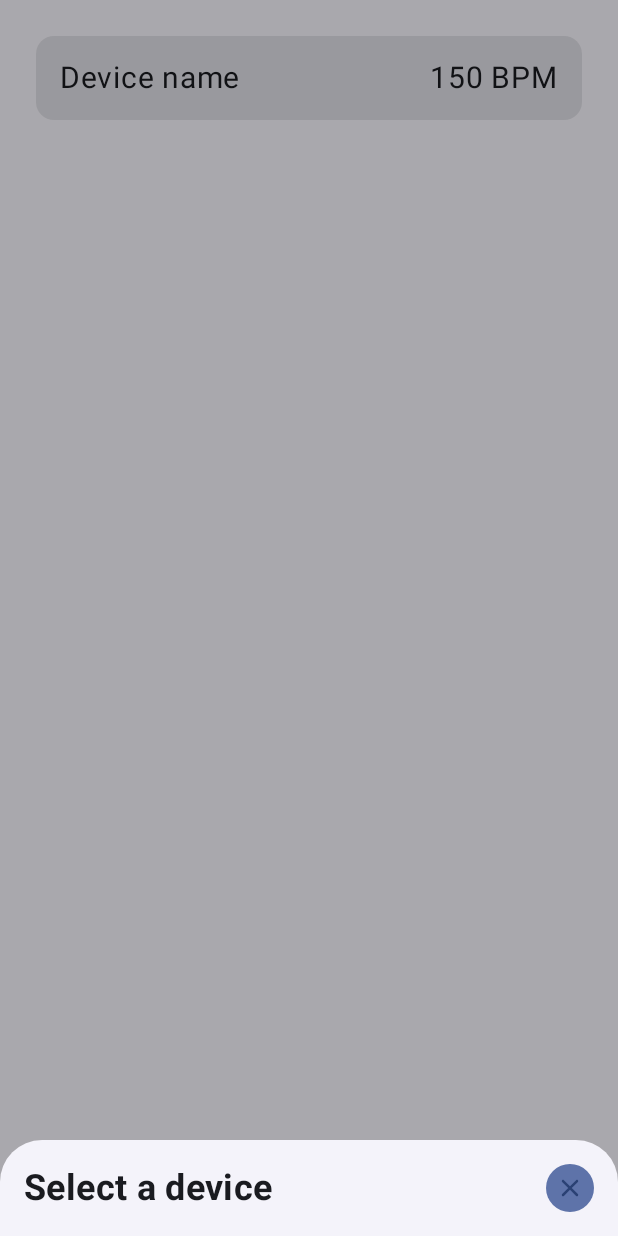
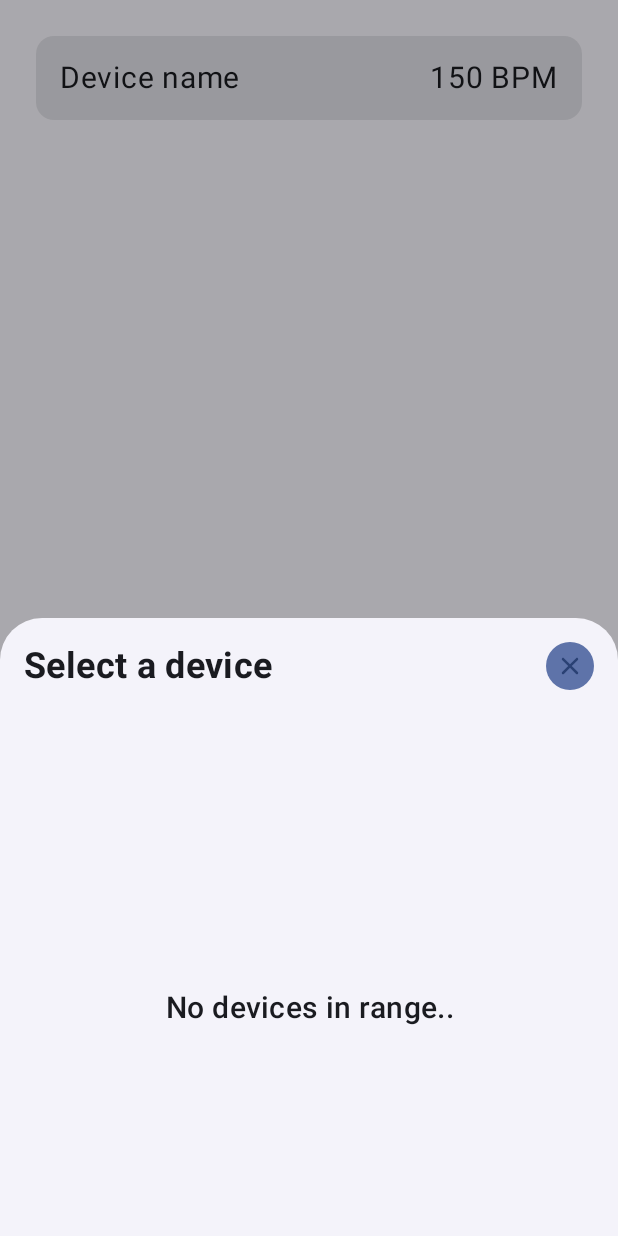
Before and after one commit to DragosStahie/heart_rate_monitor, an Android app built with Jetpack Compose: the screen it shows after launch (MainActivity), after a tap on "Device name", on a phone screen of 412 x 824 dp. Run offline under Robolectric (Android 15) with nearby library versions, the phone set to English and light mode, and no system bars; our stand-ins replace Room's generated code.

Commit message:
Made bottom sheet size consistent & confirmed search for devices works

```diff
--- a/app/src/main/java/com/dragosstahie/heartratemonitor/ui/screens/HomeScreen.kt
+++ b/app/src/main/java/com/dragosstahie/heartratemonitor/ui/screens/HomeScreen.kt
@@ -13,14 +13,12 @@ import androidx.compose.foundation.layout.Arrangement
 import androidx.compose.foundation.layout.Box
 import androidx.compose.foundation.layout.Column
 import androidx.compose.foundation.layout.Row
-import androidx.compose.foundation.layout.WindowInsets
+import androidx.compose.foundation.layout.defaultMinSize
 import androidx.compose.foundation.layout.fillMaxSize
 import androidx.compose.foundation.layout.fillMaxWidth
 import androidx.compose.foundation.layout.height
 import androidx.compose.foundation.layout.padding
 import androidx.compose.foundation.layout.size
-import androidx.compose.foundation.layout.systemBars
-import androidx.compose.foundation.layout.windowInsetsPadding
 import androidx.compose.foundation.lazy.LazyColumn
 import androidx.compose.foundation.lazy.items
 import androidx.compose.material.icons.Icons
@@ -52,6 +50,7 @@ import androidx.compose.ui.unit.sp
 import com.dragosstahie.heartratemonitor.ble.BLEDeviceConnection
 import com.dragosstahie.heartratemonitor.ble.BLEScanner
 import com.dragosstahie.heartratemonitor.ui.theme.largeActionCallTitle
+import com.dragosstahie.heartratemonitor.ui.theme.mediumActionCallTitle
 import com.dragosstahie.heartratemonitor.ui.theme.smallActionCallTitle
 import kotlinx.coroutines.CoroutineScope
 import kotlinx.coroutines.launch
@@ -188,7 +187,8 @@ private fun AddShoppingListBottomSheet(
             sheetState = sheetState,
             onDismissRequest = onDismiss,
             dragHandle = null,
-            modifier = Modifier.windowInsetsPadding(WindowInsets.systemBars)
+            modifier = Modifier
+                .defaultMinSize(minHeight = 500.dp),
         ) {
             Row(
                 modifier = Modifier
@@ -222,6 +222,18 @@ private fun AddShoppingListBottomSheet(
                     )
                 }
             }
+            if (deviceNameList.isEmpty()) {
+                Text(
+                    text = "No devices in range..",
+                    textAlign = TextAlign.Center,
+                    style = mediumActionCallTitle,
+                    color = MaterialTheme.colorScheme.onSurface,
+                    modifier = Modifier
+                        .fillMaxSize()
+                        .padding(horizontal = 16.dp)
+                        .padding(top = 200.dp),
+                )
+            } else {
                 LazyColumn(
                     modifier = Modifier
                         .fillMaxWidth()
@@ -256,6 +268,7 @@ private fun AddShoppingListBottomSheet(
             }
         }
     }
+}
 
 
 @Preview(showBackground = true)
```
Lines whose indentation alone changed are shown as unchanged.
